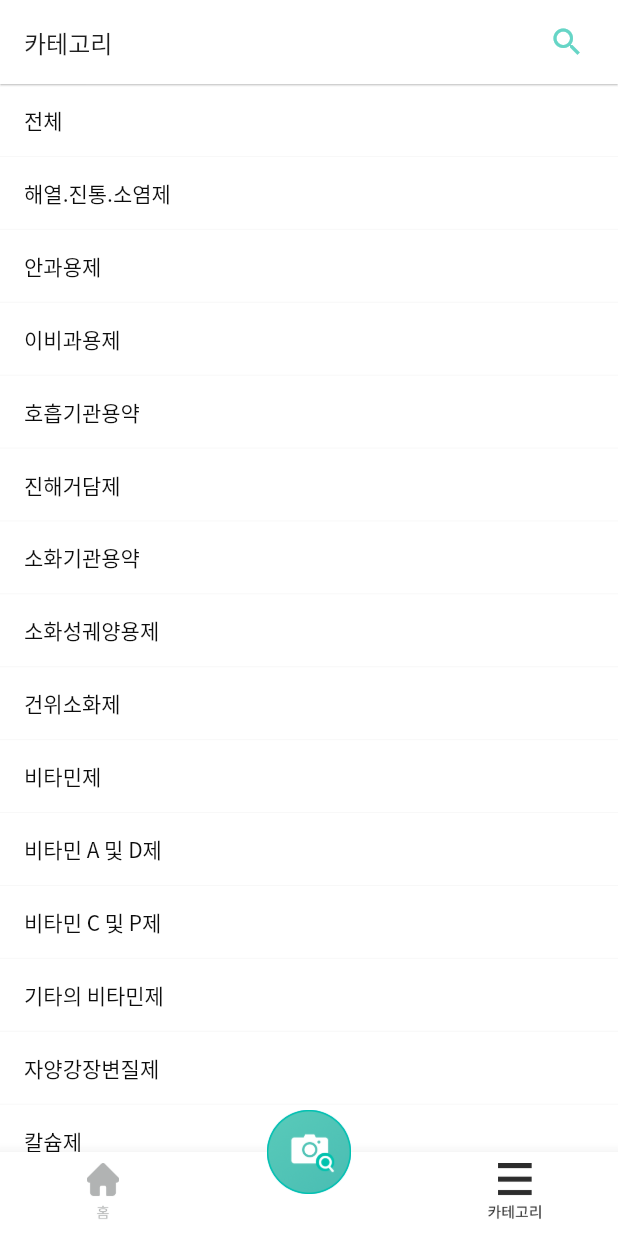
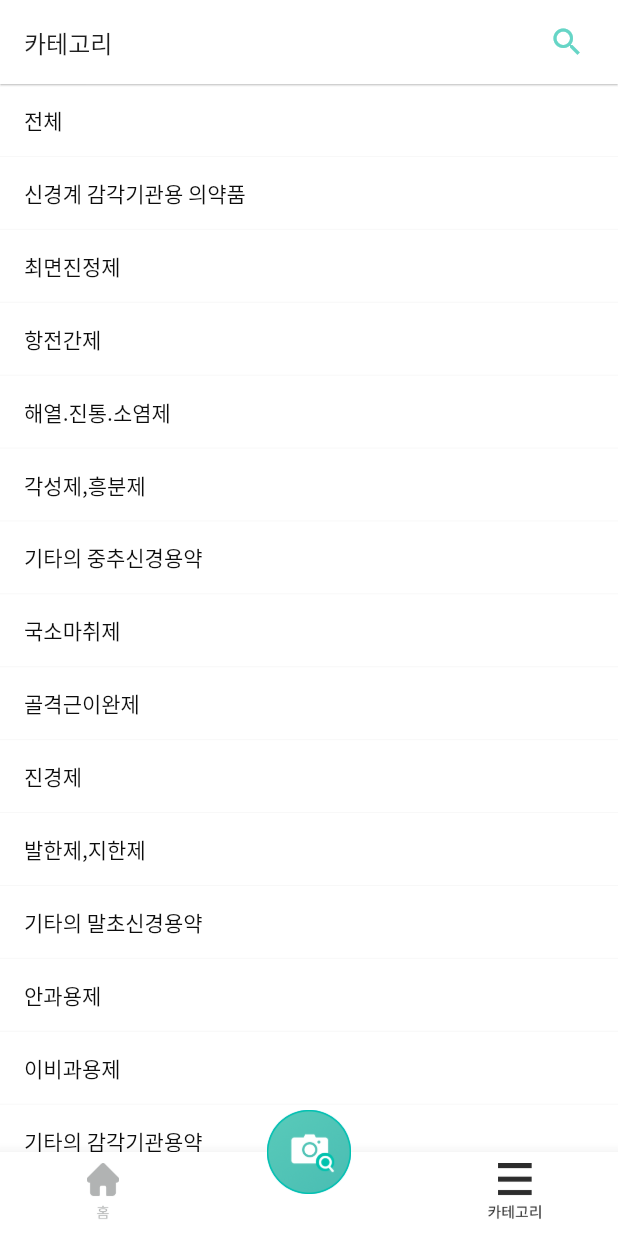
Before and after one commit to Semodrug/semo_ver2, a Flutter app: the screen it shows once a user with an empty profile is signed in, item 3 of the bottom bar chosen, on a phone screen of 412 x 824 dp. Run offline on Flutter 3.47's test engine with Material 2 defaults, Android fonts, the phone set to English and light mode, and no system bars; our stand-ins replace cloud_firestore, firebase_auth, firebase_core, firebase_storage, fl_chart, flutter_datetime_picker and 8 more; missing offline and left inert: app_settings, dynamic_text_highlighting, firebase_ml_vision, flutter_facebook_auth; accounts and stored records are empty.

Commit message:
[UPDATE] Category list up

```diff
--- a/lib/ranking/ranking.dart
+++ b/lib/ranking/ranking.dart
@@ -58,57 +58,231 @@ class RankingPage extends StatelessWidget {
 //약사님에게도 맡겨보기
 final categories = [
   '전체',
-  '해열.진통.소염제', '안과용제', '이비과용제',
+  '신경계 감각기관용 의약품',
+  '최면진정제',
+  '항전간제',
+
+  '해열.진통.소염제',
+  '각성제,흥분제',
+  '기타의 중추신경용약',
+  '국소마취제',
+  '골격근이완제',
+  '진경제',
+  '발한제,지한제',
+  '기타의 말초신경용약',
+
+  '안과용제',
+  '이비과용제',
+  '기타의 감각기관용약',
+  '항히스타민제',
+  '기타의 알레르기용약',
+  '기타의 신경계및 감각기관용 의약품',
+
+  '강심제',
+  '이뇨제',
+  '혈관보강제',
+  '동맥경화용제',
+  '기타의 순환계용약',
+
   '호흡기관용약',
-  //'호흡촉진제',
   '진해거담제',
+  '기타의 호흡기관용약',
 
-  '소화기관용약', '소화성궤양용제', '건위소화제',
+  '소화기관용약',
+  '치과구강용약',
+  '소화성궤양용제',
+  '건위소화제',
+  '건위소화제(내용액제에 한함)',
+  '제산제',
+  '최토제, 진토제',
+  '이담제',
+  '정장제',
+  '하제, 완장제',
+  '기타의 소화기관용약',
 
-  //'피부연화제',
+  '통경제',
+  '피임제',
+  '비뇨생식기관용제(성병예방제포함)',
+  '치질용제',
+  '기타의 비뇨생식기관 및 항문용약',
 
-  '비타민제', '비타민 A 및 D제',
-  //'비타민 B1 제','비타민 B제(비타민 B1 제외)',
+  '외피용약',
+  '외피용살균소독제',
+  '창상보호제'
+  '화농성질환용제',
+  '진통.진양.수렴.소염제',
+  '기생성 피부질환용제',
+  '피부연화제(부식제를 포함)',
+  '모발용제(발모, 탈모, 염모, 양모제)',
+  '기타의 외피용약',
+  '기타의 개개의 기관용 의약품',
+
+  '비타민제',
+  '비타민 A 및 D제',
+  '비타민 B1제',
+  '비타민 B제(비타민 B1을 제외)',
   '비타민 C 및 P제',
-  //'비타민 E 및 K 제','혼합비타민제',
+  '비타민 E 및 K제',
+  '혼합비타민제(비타민AD 혼합제제를 제외)',
   '기타의 비타민제',
 
-  '자양강장변질제', '칼슘제', '무기질제제',
-  //'당류제',
-  //'유기산제제','단백질아미노산제제',
+  '자양강장변질제',
+  '칼슘제',
+  '무기질제제',
+
+  '단백질아미노산제제',
   '장기제제',
-  //'유아용',
+  '기타의 자양강장변질제',
+  '지혈제',
+  '기타의 혈액 및 체액용약',
+  '기타의 인공관류용제',
+  '기타의 대사성 의약품',
+  '간장질환용제',
+  '해독제',
+  '효소제제',
 
-  '당뇨병용제', '종합대사성제제',
+
+  '당뇨병용제',
+  '종합대사성제제',
+  '따로 분류되지 않는 대사성 의약품',
+
+  '기타의 종양치료제',
+  '기타의 조직세포의 치료 및 진단',
+  '기타의 조직세포의 기능용의약품',
+
+  '주로 그람양성균에 작용하는 것',
+  '주로 그람양성균, 리케치아, 비루스에 작용하는 것',
+  '주로 곰팡이, 원충에 작용하는 것',
+  '주로 그람양성, 음성균에 작용하는 것',
+
+  '기타의 화학요법제',
 
   '구충제',
+
+  '기타의 조제용약',
+  '기타의 진단용약',
+
+  '방역용 살균소독제',
+  '기타의 공중위생용약',
+  '캅셀류',
+  '따로 분류되지 않고 치료를 주목적으로 하지않는 의약품'
+
 ];
 
 final numCategory = [
-  '[00000]',
-  '[01140]', '[01310]', '[01320]',
+  '[00000]',// 전체
+  '[01000]', //신경계 감각기관용 의약품
 
-  '[02200]',
-  //'[02210]',
-  '[02220]',
+  '[01120]',//최면진정제
+  '[01130]',//항전간제
 
-  '[02300]', '[02320]', '[02330]',
+  '[01140]',//해열.진통.소염제
+  '[01150]',//각성제,흥분제
+  '[01190]',//기타의 중추신경용약
 
-  //'[02660]',
+  '[01210]',//국소마취제
+  '[01220]',//골격근이완제
+  '[01240]',//진경제
+  '[01250]',//발한제,지한제
+  '[01290]',//기타의 말초신경용약
 
-  '[03100]', '[03110]',
-  //'[03120]', '[03130]',
-  '[03140]',
-  //'[03150]', '[03160]',
-  '[03190]',
+  '[01310]',//안과용제
+  '[01320]',//이비과용제
+  '[01390]',//기타의 감각기관용약
+  '[01410]',//항히스타민제
+  '[01490]',//기타의 알레르기용약
+  '[01900]',//기타의 신경계및 감각기관용 의약품
+  '[02110]',//강심제
+  '[02130]',//이뇨제
+  '[02150]',//혈관보강제
+  '[02180]',//동맥경화용제
+  '[02190]',//기타의 순환계용약
 
-  '[03200]', '[03210]', '[03220]',
-  //'[03230]',
-  //'[03240]', '[03250]',
-  '[03260]',
-  //'[03270]',
+  '[02200]',//호흡기관용약
+  '[02220]',//진해거담제
+  '[02290]',//기타의 호흡기관용약
 
-  '[03960]', '[03980]',
+  '[02300]',//소화기관용약
+  '[02310]',//치과구강용약
+  '[02320]',//소화성궤양용제
+  '[02330]',//건위소화제
+  '[47230]',//건위소화제(내용액제에 한함)
+  '[02340]',//제산제
+  '[02350]',//최토제, 진토제
+  '[02360]',//이담제
+  '[02370]',//정장제
+  '[02380]',//하제, 완장제
+  '[02390]',//기타의 소화기관용약
 
-  '[06420]',
+  '[02530]',//통경제
+  '[02540]',//피임제
+  '[02550]'//비뇨생식기관용제(성병예방제포함)
+  '[02560]',//치질용제
+  '[02590]',//기타의 비뇨생식기관 및 항문용약
+
+  '[02600]',//외피용약
+  '[02610]',//외피용살균소독제
+  '[02620]',//창상보호제
+  '[02630]',//화농성질환용제
+  '[02640]',//진통.진양.수렴.소염제
+  '[02650]',//기생성 피부질환용제
+  '[02660]',//피부연화제(부식제를 포함)
+  '[02670]',//모발용제(발모, 탈모, 염모, 양모제)
+  '[02690]',//기타의 외피용약
+  '[02900]',//기타의 개개의 기관용 의약품
+
+
+
+
+  '[03100]',//비타민제
+  '[03110]',//비타민 A 및 D제
+  '[03120]',//비타민 B1제
+  '[03130]',//비타민 B제(비타민 B1을 제외)
+  '[03140]',//비타민 C 및 P제
+  '[03150]',//비타민 E 및 K제
+  '[03160]',//혼합비타민제(비타민AD 혼합제제를 제외)
+  '[03190]',//기타의 비타민제
+
+
+  '[03200]', //자양강장변질제
+  '[03210]', //칼슘제
+  '[03220]', //무기질제제
+
+
+  '[03250]',//단백아미노산제제
+  '[03260]',//장기제제
+  '[03290]',//기타의 자양강장변질제
+  '[03320]',//지혈제
+  '[03390]',//기타의 혈액 및 체액용약
+  '[03490]',//기타의 인공관류용제
+  '[03900]',//기타의 대사성 의약품
+  '[03910]',//간장질환용제
+  '[03920]',//해독제
+  '[03950]',//효소제제
+
+  '[03960]', //당뇨병용제
+  '[03980]', //종합대사성제제
+  '[03990]',//따로 분류되지 않는 대사성 의약품
+
+  '[04290]',//기타의 종양치료제
+  '[04390]',//기타의 조직세포의 치료 및 진단
+  '[04900]',//기타의 조직세포의 기능용의약품
+
+  '[06110]',//주로 그람양성균에 작용하는 것
+  '[06140]',//주로 그람양성균, 리케치아, 비루스에 작용하는 것
+  '[06160]',//주로 곰팡이, 원충에 작용하는 것
+  '[06180]',//주로 그람양성, 음성균에 작용하는 것
+
+  '[06290]',//기타의 화학요법제
+
+  '[06420]',//구충제
+
+  '[07190]',//기타의 조제용약
+  '[07290]',//기타의 진단용약
+
+  '[07320]',//방역용 살균소독제
+  '[07390]',//기타의 공중위생용약
+  '[07410]',//캅셀류
+
+  '[07990]',//따로 분류되지 않고 치료를 주목적으로 하지않는 의약품
 ];
```
